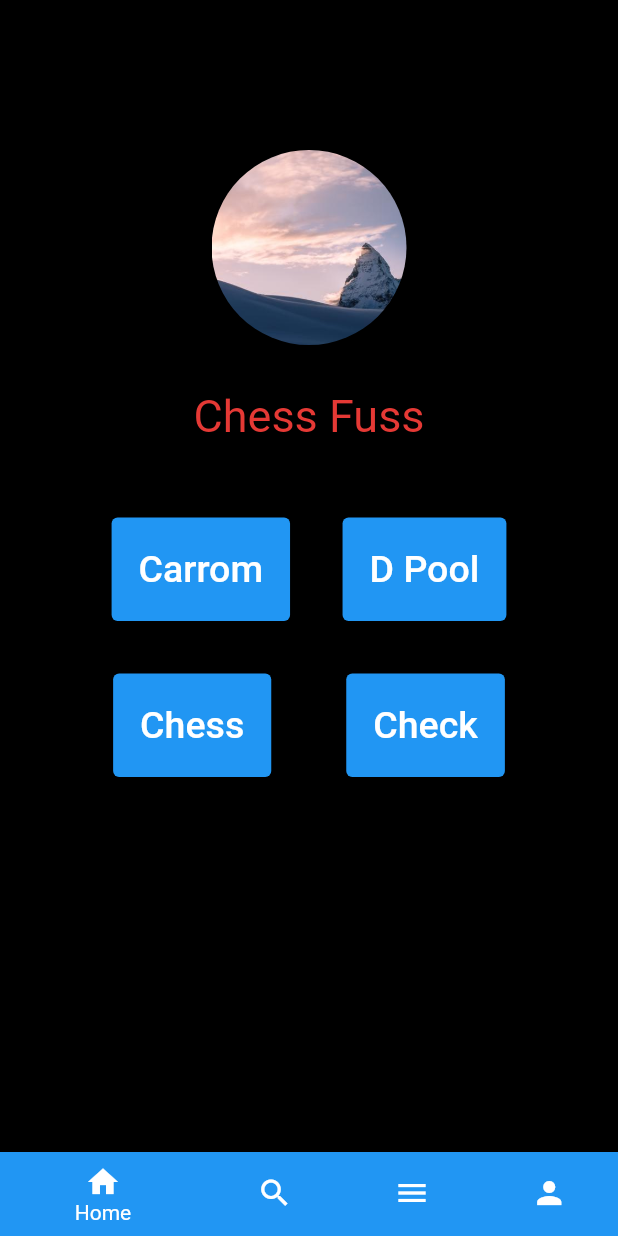
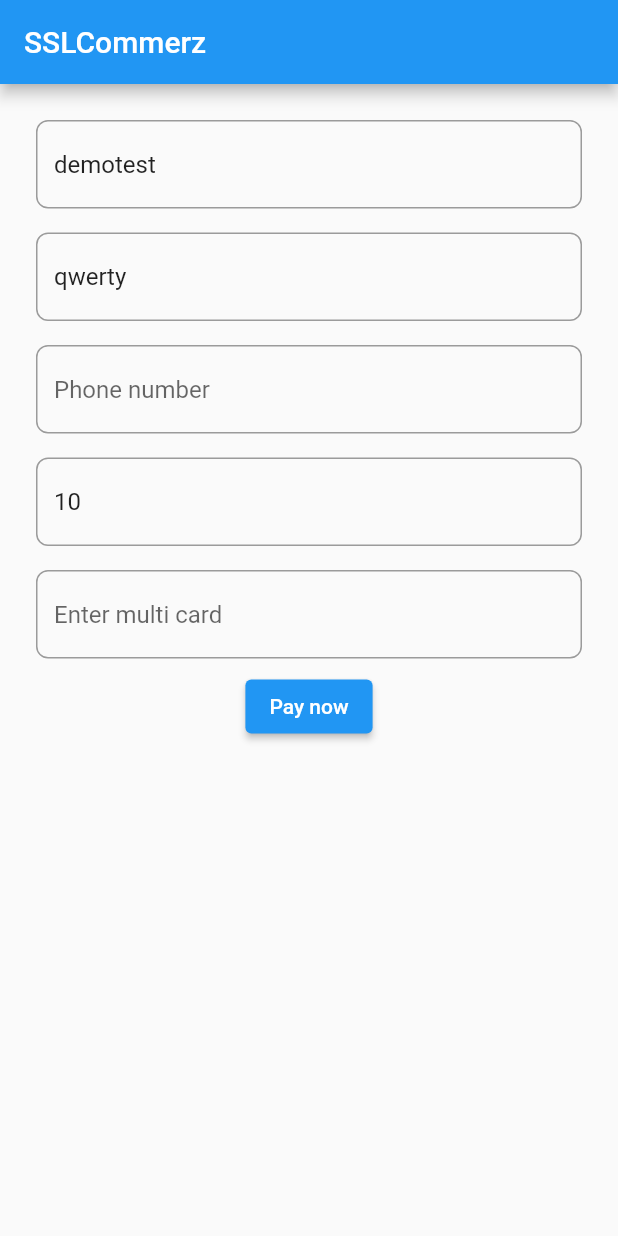
Before and after one commit to Wahed08/CustomUI, a Flutter app: the screen it shows after launch, on a phone screen of 412 x 824 dp. Run offline on Flutter 3.47's test engine with Material 2 defaults, Android fonts, the phone set to English and light mode, and no system bars; our stand-ins replace carousel_slider, connectivity, firebase_auth, firebase_core, fluttertoast, font_awesome_flutter and 2 more; missing offline and left inert: flutter_braintree, flutter_facebook_login, flutter_sslcommerz; accounts and stored records are empty.

```diff
--- a/testBottomSheet/lib/main.dart
+++ b/testBottomSheet/lib/main.dart
@@ -10,11 +10,12 @@ import 'task/screens/homeUI.dart';
 import './task/screens/friendsUI.dart';
 import './task/screens/shopUI.dart';
 import './task/screens/equipementUI.dart';
+import './task/screens/sslCommerz.dart';
 
 Future main() async {
   WidgetsFlutterBinding.ensureInitialized();
   await Firebase.initializeApp();
-  runApp(Myapp());
+  runApp(SSLCoomerz());
 }
 
 class Myapp extends StatelessWidget {
--- /dev/null
+++ b/testBottomSheet/lib/task/screens/sslCommerz.dart
@@ -0,0 +1,299 @@
+import 'package:flutter/material.dart';
+import 'package:flutter/services.dart';
+import 'package:flutter_sslcommerz/model/SSLCAdditionalInitializer.dart';
+import 'package:flutter_sslcommerz/model/SSLCCustomerInfoInitializer.dart';
+import 'package:flutter_sslcommerz/model/SSLCEMITransactionInitializer.dart';
+import 'package:flutter_sslcommerz/model/SSLCSdkType.dart';
+import 'package:flutter_sslcommerz/model/SSLCShipmentInfoInitializer.dart';
+import 'package:flutter_sslcommerz/model/SSLCTransactionInfoModel.dart';
+import 'package:flutter_sslcommerz/model/SSLCommerzInitialization.dart';
+import 'package:flutter_sslcommerz/model/SSLCurrencyType.dart';
+import 'package:flutter_sslcommerz/model/sslproductinitilizer/General.dart';
+import 'package:flutter_sslcommerz/model/sslproductinitilizer/SSLCProductInitializer.dart';
+import 'package:flutter_sslcommerz/sslcommerz.dart';
+import 'package:fluttertoast/fluttertoast.dart';
+
+
+class SSLCoomerz extends StatefulWidget {
+  const SSLCoomerz({ Key? key }) : super(key: key);
+
+  @override
+  _SSLCoomerzState createState() => _SSLCoomerzState();
+}
+
+class _SSLCoomerzState extends State<SSLCoomerz> {
+  var _key = GlobalKey<FormState>();
+  dynamic formData = {};
+  @override
+ Widget build(BuildContext context) {
+    return MaterialApp(
+      home: Scaffold(
+        appBar: AppBar(
+          title: const Text('SSLCommerz'),
+        ),
+        body: Form(
+          key: _key,
+          child: Padding(
+            padding: const EdgeInsets.all(16.0),
+            child: SingleChildScrollView(
+              child: Column(
+                children: [
+                  Padding(
+                    padding: const EdgeInsets.all(8.0),
+                    child: TextFormField(
+                      initialValue: "demotest",
+                      keyboardType: TextInputType.text,
+                      decoration: InputDecoration(
+                        border: OutlineInputBorder(
+                            borderRadius:
+                                BorderRadius.all(Radius.circular(8.0))),
+                        hintText: "Store ID",
+                      ),
+                      validator: (value) {
+                        if (value != null)
+                          return "Please input store id";
+                        else
+                          return null;
+                      },
+                      onSaved: (value) {
+                        formData['store_id'] = value;
+                      },
+                    ),
+                  ),
+                  Padding(
+                    padding: const EdgeInsets.all(8.0),
+                    child: TextFormField(
+                      initialValue: "qwerty",
+                      keyboardType: TextInputType.text,
+                      decoration: InputDecoration(
+                        border: OutlineInputBorder(
+                            borderRadius:
+                                BorderRadius.all(Radius.circular(8.0))),
+                        hintText: "Store password",
+                      ),
+                      validator: (value) {
+                        if (value != null)
+                          return "Please input store password";
+                        else
+                          return null;
+                      },
+                      onSaved: (value) {
+                        formData['store_password'] = value;
+                      },
+                    ),
+                  ),
+                  Padding(
+                    padding: const EdgeInsets.all(8.0),
+                    child: TextFormField(
+                      keyboardType: TextInputType.phone,
+                      decoration: InputDecoration(
+                        border: OutlineInputBorder(
+                            borderRadius:
+                                BorderRadius.all(Radius.circular(8.0))),
+                        hintText: "Phone number",
+                      ),
+                      onSaved: (value) {
+                        formData['phone'] = value;
+                      },
+                    ),
+                  ),
+                  Padding(
+                    padding: const EdgeInsets.all(8.0),
+                    child: TextFormField(
+                      initialValue: "10",
+                      keyboardType: TextInputType.number,
+                      decoration: InputDecoration(
+                        border: OutlineInputBorder(
+                            borderRadius:
+                                BorderRadius.all(Radius.circular(8.0))),
+                        hintText: "Payment amount",
+                      ),
+                      validator: (value) {
+                        if (value != null)
+                          return "Please input amount";
+                        else
+                          return null;
+                      },
+                      onSaved: (value) {
+                        formData['amount'] = double.parse(value!);
+                      },
+                    ),
+                  ),
+                  Padding(
+                    padding: const EdgeInsets.all(8.0),
+                    child: TextFormField(
+                      keyboardType: TextInputType.text,
+                      decoration: InputDecoration(
+                        border: OutlineInputBorder(
+                            borderRadius:
+                                BorderRadius.all(Radius.circular(8.0))),
+                        hintText: "Enter multi card",
+                      ),
+                      onSaved: (value) {
+                        formData['multicard'] = value;
+                      },
+                    ),
+                  ),
+                  ElevatedButton(
+                    child: Text("Pay now"),
+                    onPressed: () {
+                      if (_key.currentState != null) {
+                        _key.currentState?.save();
+                        //sslCommerzGeneralCall();
+                        sslCommerzCustomizedCall();
+                      }
+                    },
+                  )
+                ],
+              ),
+            ),
+          ),
+        ),
+      ),
+    );
+  }
+
+  Future<void> sslCommerzGeneralCall() async {
+    Sslcommerz sslcommerz = Sslcommerz(
+        initializer: SSLCommerzInitialization(
+            //Use the ipn if you have valid one, or it will fail the transaction.
+            ipn_url: "www.ipnurl.com",
+            multi_card_name: formData['multicard'],
+            currency: SSLCurrencyType.BDT,
+            product_category: "Food",
+            sdkType: SSLCSdkType.TESTBOX,
+            store_id: formData['store_id'],
+            store_passwd: formData['store_password'],
+            total_amount: formData['amount'],
+            tran_id: "1231321321321312"));
+    sslcommerz.payNow();
+  }
+
+  Future<void> sslCommerzCustomizedCall() async {
+    Sslcommerz sslcommerz = Sslcommerz(
+        initializer: SSLCommerzInitialization(
+            //Use the ipn if you have valid one, or it will fail the transaction.
+            ipn_url: "www.ipnurl.com",
+            multi_card_name: formData['multicard'],
+            currency: SSLCurrencyType.BDT,
+            product_category: "Food",
+            sdkType: SSLCSdkType.LIVE,
+            store_id: formData['store_id'],
+            store_passwd: formData['store_password'],
+            total_amount: formData['amount'],
+            tran_id: "1231321321321312"));
+
+    sslcommerz
+        .addEMITransactionInitializer(
+            sslcemiTransactionInitializer: SSLCEMITransactionInitializer(
+                emi_options: 1, emi_max_list_options: 9, emi_selected_inst: 0))
+        .addShipmentInfoInitializer(
+            sslcShipmentInfoInitializer: SSLCShipmentInfoInitializer(
+                shipmentMethod: "yes",
+                numOfItems: 5,
+                shipmentDetails: ShipmentDetails(
+                    shipAddress1: "Ship address 1",
+                    shipCity: "Faridpur",
+                    shipCountry: "Bangladesh",
+                    shipName: "Ship name 1",
+                    shipPostCode: "7860")))
+        .addCustomerInfoInitializer(
+            customerInfoInitializer: SSLCCustomerInfoInitializer(
+                customerState: "Chattogram",
+                customerName: "Abu Sayed Chowdhury",
+                customerEmail: "sayem227@gmail.com",
+                customerAddress1: "Anderkilla",
+                customerCity: "Chattogram",
+                customerPostCode: "200",
+                customerCountry: "Bangladesh",
+                customerPhone: formData['phone']))
+        .addProductInitializer(
+            sslcProductInitializer:
+                // ***** ssl product initializer for general product STARTS*****
+                SSLCProductInitializer(
+                    productName: "Water Filter",
+                    productCategory: "Widgets",
+                    general: General(
+                        general: "General Purpose",
+                        productProfile: "Product Profile"))
+            // ***** ssl product initializer for general product ENDS*****
+
+            // ***** ssl product initializer for non physical goods STARTS *****
+            // SSLCProductInitializer.WithNonPhysicalGoodsProfile(
+            //     productName:
+            //   "productName",
+            //   productCategory:
+            //   "productCategory",
+            //   nonPhysicalGoods:
+            //   NonPhysicalGoods(
+            //      productProfile:
+            //       "Product profile",
+            //     nonPhysicalGoods:
+            //     "non physical good"
+            //       ))
+            // ***** ssl product initializer for non physical goods ENDS *****
+
+            // ***** ssl product initialization for travel vertices STARTS *****
+            //       SSLCProductInitializer.WithTravelVerticalProfile(
+            //          productName:
+            //         "productName",
+            //         productCategory:
+            //         "productCategory",
+            //         travelVertical:
+            //         TravelVertical(
+            //               productProfile: "productProfile",
+            //               hotelName: "hotelName",
+            //               lengthOfStay: "lengthOfStay",
+            //               checkInTime: "checkInTime",
+            //               hotelCity: "hotelCity"
+            //             )
+            //       )
+            // ***** ssl product initialization for travel vertices ENDS *****
+
+            // ***** ssl product initialization for physical goods STARTS *****
+
+            // SSLCProductInitializer.WithPhysicalGoodsProfile(
+            //     productName: "productName",
+            //     productCategory: "productCategory",
+            //     physicalGoods: PhysicalGoods(
+            //         productProfile: "Product profile",
+            //         physicalGoods: "non physical good"))
+
+            // ***** ssl product initialization for physical goods ENDS *****
+
+            // ***** ssl product initialization for telecom vertice STARTS *****
+            // SSLCProductInitializer.WithTelecomVerticalProfile(
+            //     productName: "productName",
+            //     productCategory: "productCategory",
+            //     telecomVertical: TelecomVertical(
+            //         productProfile: "productProfile",
+            //         productType: "productType",
+            //         topUpNumber: "topUpNumber",
+            //         countryTopUp: "countryTopUp"))
+            // ***** ssl product initialization for telecom vertice ENDS *****
+            )
+        .addAdditionalInitializer(
+            sslcAdditionalInitializer: SSLCAdditionalInitializer(
+                valueA: "value a ",
+                valueB: "value b",
+                valueC: "value c",
+                valueD: "value d"));
+    var result = await sslcommerz.payNow();
+    if (result is PlatformException) {
+      print("the response is: " +
+          result.message.toString() +
+          " code: " +
+          result.code);
+    } else {
+      SSLCTransactionInfoModel model = result;
+      Fluttertoast.showToast(
+          msg: "Transaction successful: Amount ${model.amount} TK",
+          toastLength: Toast.LENGTH_SHORT,
+          gravity: ToastGravity.CENTER,
+          timeInSecForIosWeb: 1,
+          backgroundColor: Colors.black,
+          textColor: Colors.white,
+          fontSize: 16.0);
+    }
+  }
+}
--- a/testBottomSheet/pubspec.yaml
+++ b/testBottomSheet/pubspec.yaml
@@ -39,7 +39,8 @@ dependencies:
   google_fonts: ^2.1.0
   twitter_login: ^4.0.1
   flutter_braintree: ^2.2.0
-  flutter_sslcommerz: ^2.1.0-nullsafety.0
+  flutter_sslcommerz: ^2.0.0-nullsafety.0
+  fluttertoast: ^8.0.8
 
 dev_dependencies:
   flutter_test:
```
Also changed, not shown: testBottomSheet/pubspec.lock, 2 other files.
